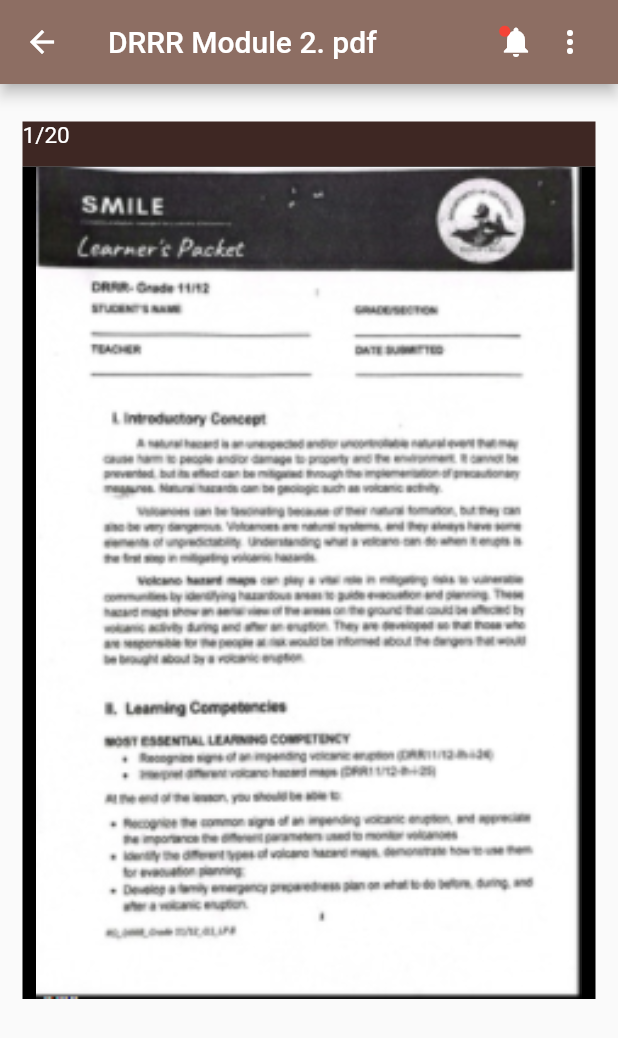
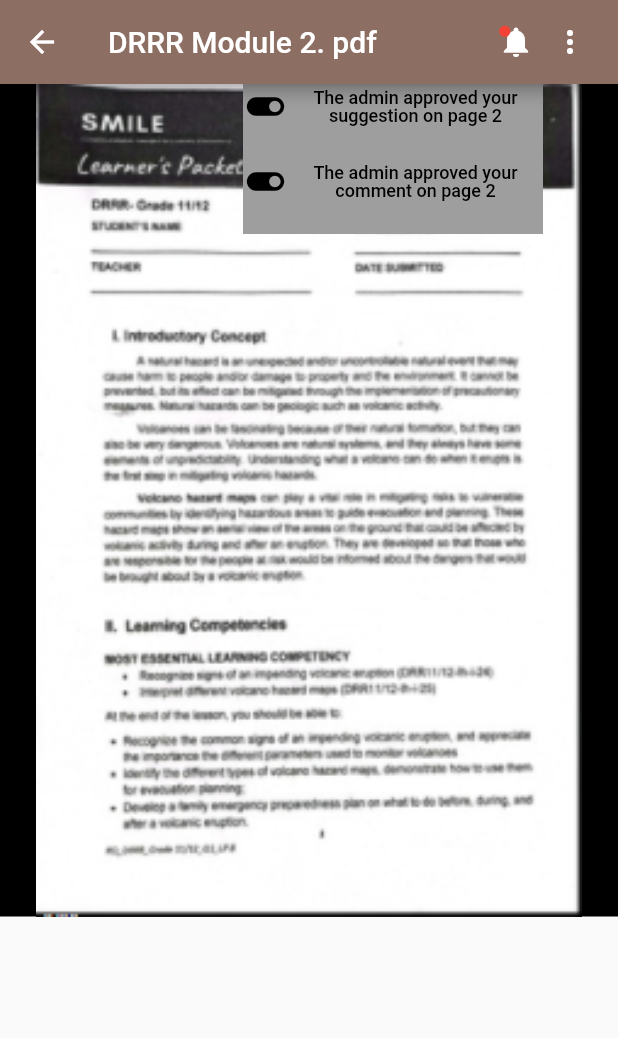
Before and after one commit to JemmalynVitoCruz/trial, a Flutter app: the NewNotification screen opened directly, on a phone screen of 412 x 824 dp. Shown: the top 1038 px of the screen. Run offline on Flutter 3.47's test engine with Material 2 defaults, Android fonts, the phone set to English and light mode, and no system bars.

Commit message:
commit-view module icon

```diff
--- a/lib/main.dart
+++ b/lib/main.dart
@@ -27,8 +27,8 @@ void main(){
         //home:ViewModuleIcons(),
         //home: LocalFiles(),
         //home: SelectFile(),
-        //home: NewNotification(),
-        home: ApprovedNotif(),
+        home: NewNotification(),
+        //home: ApprovedNotif(),
       )
   );
 }
--- a/lib/ui/new_notif.dart
+++ b/lib/ui/new_notif.dart
@@ -1,6 +1,8 @@
 import 'package:flutter/material.dart';
 
 class NewNotification extends StatelessWidget {
+  const NewNotification({Key? key}) : super(key: key);
+
 
   @override
   Widget build(BuildContext context) {
@@ -8,17 +10,17 @@ class NewNotification extends StatelessWidget {
       appBar: AppBar(
         backgroundColor: Colors.brown[400],
         leading: IconButton(
-          icon: Icon(Icons.arrow_back, color: Colors.white),
+          icon: const Icon(Icons.arrow_back, color: Colors.white),
           onPressed: () => Navigator.of(context).pop(),
         ),
-        title: Text('DRRR Module 2. pdf', style: TextStyle(fontStyle: FontStyle.normal),),
+        title: const Text('DRRR Module 2. pdf', style: TextStyle(fontStyle: FontStyle.normal),),
         actions: <Widget>[
           Row(
             children: <Widget> [
               IconButton(
                 onPressed: () => Navigator.of(context).pop(),
                 icon: Stack(
-                children: <Widget>[
+                children: const <Widget>[
                   Icon(Icons.notifications,
                     color: Colors.white,),
                     Positioned(
@@ -31,7 +33,7 @@ class NewNotification extends StatelessWidget {
         )
       ],
       ),
-          Padding(
+          const Padding(
             padding: EdgeInsets.only(right: 20.0),
             child: Icon(
               IconData(0xf8dc, fontFamily: 'MaterialIcons'),
@@ -39,21 +41,18 @@ class NewNotification extends StatelessWidget {
           ),
         ],
       ),
-      body: Padding (
-        padding: EdgeInsets.all(15),
-        child: ListView (
+      body: SingleChildScrollView (
+        padding: const EdgeInsets.all(0.0),
+          child: Column(
+            mainAxisAlignment: MainAxisAlignment.spaceEvenly,
             children: <Widget>[
-            SizedBox(height: 10),
-            Container (
-              height: 30, width: 30,
-              color: Colors.brown[900],
-              child: Text("1/20", style: TextStyle(fontSize: 15, color: Colors.white)),
-            ),
+              Stack(
+                children: <Widget>[
                   Container(
                     height: 555,
                     width:700,
                     alignment: Alignment.topLeft,
-              decoration: BoxDecoration(
+                    decoration: const BoxDecoration(
                       color: Colors.black,
                       image: DecorationImage(
                         image: ExactAssetImage('images/module_sample1.png',  scale: 1.0),
@@ -61,8 +60,77 @@ class NewNotification extends StatelessWidget {
                       ),
                     ),
                   ),
+                  Positioned(
+                    right: 50, top: 0,
+                    child: Container(
+                        height: 50,
+                        width: 200,
+                        color: Colors.grey,
+                        alignment: Alignment.topLeft,
+                        child: Row(
+                            mainAxisAlignment: MainAxisAlignment.center,
+                            children: const <Widget>[
+                              Icon(
+                                Icons.toggle_on,
+                                color: Colors.black,
+                                size:30,
+                              ),
+                              Flexible(
+                                child:Text(
+                                  'The admin approved your suggestion on page 2',
+                                  textAlign: TextAlign.center,
+                                  style: TextStyle(
+                                    color: Colors.black,
+                                    fontSize: 12,
+                                    height: 1,
+                                    fontWeight: FontWeight.w500,
+                                  ),
+                                )
+                              )
+
+                            ]
+                        )
+                    ),
+                  ),
+
+                  Positioned(
+                    right: 50, top: 50,
+                    child: Container(
+                      height: 50,
+                      width: 200,
+                      color: Colors.grey,
+                      alignment: Alignment.topLeft,
+                        child: Row(
+                            mainAxisAlignment: MainAxisAlignment.center,
+                            children: const <Widget>[
+                              Icon(
+                                Icons.toggle_on,
+                                color: Colors.black,
+                                size:30,
+                              ),
+                              Flexible(
+                                  child:Text(
+                                    'The admin approved your comment on page 2',
+                                    textAlign: TextAlign.center,
+                                    style: TextStyle(
+                                      color: Colors.black,
+                                      fontSize: 12,
+                                      height: 1,
+                                      fontWeight: FontWeight.w500,
+                                    ),
+                                  )
+                              )
+
+                            ]
+                        )
+
+                    ),
+                  ),
+
                 ],
               ),
+            ],
+          )
       ),
     );
   }
```
Lines whose indentation alone changed are shown as unchanged.
